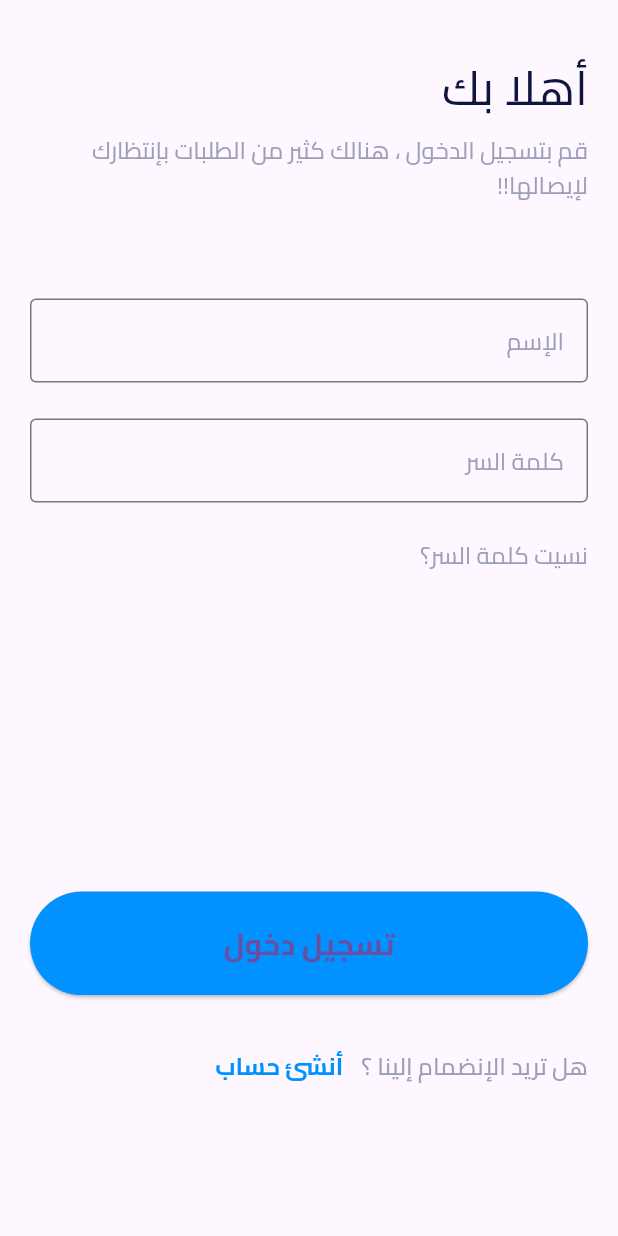
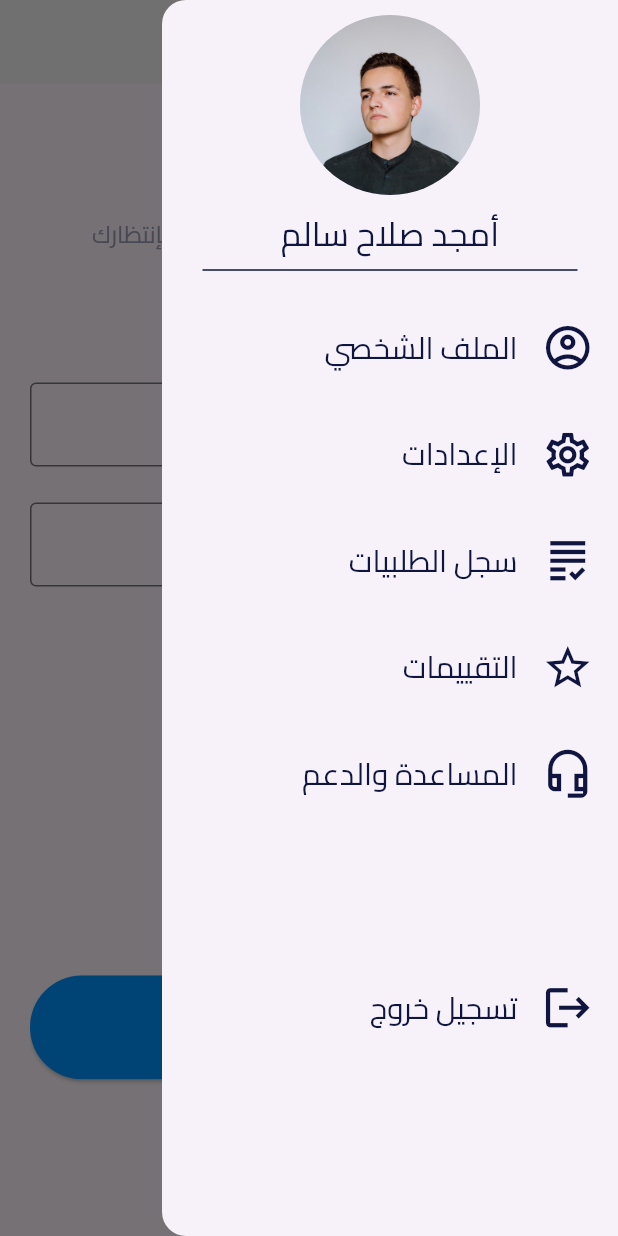
Before and after one commit to monzerabdullah/deliver_it_captin, a Flutter app: the screen it shows after launch, with the side drawer open (before the commit the screen has no drawer), on a phone screen of 412 x 824 dp. Run offline on Flutter 3.47's test engine with Material 3 defaults, Android fonts, the phone set to English and light mode, and no system bars; our stand-ins replace dotted_border, flutter_svg, smooth_page_indicator.

Commit message:
navigation drawer is created

```diff
--- a/lib/main.dart
+++ b/lib/main.dart
@@ -1,5 +1,6 @@
 import 'package:deliver_it_captin/constants.dart';
 import 'package:deliver_it_captin/views/login_view.dart';
+import 'package:deliver_it_captin/widgets/nav_drawer.dart';
 import 'package:flutter/material.dart';
 
 void main() {
@@ -14,7 +15,16 @@ class MyApp extends StatelessWidget {
     return MaterialApp(
       title: 'Deliver It Captin',
       debugShowCheckedModeBanner: false,
-      home: const LoginView(),
+      home: Directionality(
+        textDirection: TextDirection.rtl,
+        child: Scaffold(
+          appBar: AppBar(
+            title: const Text('الرئيسية'),
+          ),
+          body: const LoginView(),
+          drawer: const NavDrawer(),
+        ),
+      ),
       theme: ThemeData(
         inputDecorationTheme: const InputDecorationTheme(
           focusedBorder: OutlineInputBorder(
@@ -22,6 +32,17 @@ class MyApp extends StatelessWidget {
           ),
         ),
         textSelectionTheme: const TextSelectionThemeData(cursorColor: kPrimary),
+        appBarTheme: AppBarTheme(
+          backgroundColor: Colors.grey[100],
+          titleTextStyle: const TextStyle(
+            color: kPrimaryText,
+            fontFamily: 'Cairo',
+            fontSize: 20.0,
+          ),
+          iconTheme: const IconThemeData(
+            color: kPrimaryText,
+          ),
+        ),
       ),
     );
   }
--- /dev/null
+++ b/lib/widgets/nav_drawer.dart
@@ -0,0 +1,162 @@
+import 'package:deliver_it_captin/constants.dart';
+import 'package:flutter/material.dart';
+
+class NavDrawer extends StatelessWidget {
+  const NavDrawer({
+    super.key,
+  });
+
+  @override
+  Widget build(BuildContext context) {
+    return Drawer(
+      child: ListView(
+        children: const [
+          Column(
+            children: [
+              SizedBox(
+                height: 10,
+              ),
+              CircleAvatar(
+                backgroundImage: AssetImage('images/imgs/ali.jpg'),
+                radius: 60.0,
+              ),
+              SizedBox(
+                height: 10,
+              ),
+              Text(
+                'أمجد صلاح سالم',
+                style: TextStyle(
+                  fontFamily: 'Cairo',
+                  fontSize: 22.0,
+                  color: kPrimaryText,
+                ),
+              ),
+              Padding(
+                padding: EdgeInsets.all(8.0),
+                child: SizedBox(
+                  width: 250,
+                  child: Divider(
+                    color: kPrimaryText,
+                    height: 2,
+                  ),
+                ),
+              ),
+            ],
+          ),
+          SizedBox(
+            height: 15,
+          ),
+          ListTile(
+            leading: Icon(
+              Icons.account_circle_outlined,
+              color: kPrimaryText,
+              size: 35,
+            ),
+            title: Text(
+              'الملف الشخصي',
+              style: TextStyle(
+                fontFamily: 'Cairo',
+                color: kPrimaryText,
+                fontSize: 20.0,
+              ),
+            ),
+          ),
+          SizedBox(
+            height: 15,
+          ),
+          ListTile(
+            leading: Icon(
+              Icons.settings_outlined,
+              color: kPrimaryText,
+              size: 35,
+            ),
+            title: Text(
+              'الإعدادات',
+              style: TextStyle(
+                fontFamily: 'Cairo',
+                color: kPrimaryText,
+                fontSize: 20.0,
+              ),
+            ),
+          ),
+          SizedBox(
+            height: 15,
+          ),
+          ListTile(
+            leading: Icon(
+              Icons.grading,
+              color: kPrimaryText,
+              size: 35,
+            ),
+            title: Text(
+              'سجل الطلبيات',
+              style: TextStyle(
+                fontFamily: 'Cairo',
+                color: kPrimaryText,
+                fontSize: 20.0,
+              ),
+            ),
+          ),
+          SizedBox(
+            height: 15,
+          ),
+          ListTile(
+            leading: Icon(
+              Icons.star_border_outlined,
+              color: kPrimaryText,
+              size: 35,
+            ),
+            title: Text(
+              'التقييمات',
+              style: TextStyle(
+                fontFamily: 'Cairo',
+                color: kPrimaryText,
+                fontSize: 20.0,
+              ),
+            ),
+          ),
+          SizedBox(
+            height: 15,
+          ),
+          ListTile(
+            leading: Icon(
+              Icons.headset_mic_outlined,
+              color: kPrimaryText,
+              size: 35,
+            ),
+            title: Text(
+              'المساعدة والدعم',
+              style: TextStyle(
+                fontFamily: 'Cairo',
+                color: kPrimaryText,
+                fontSize: 20.0,
+              ),
+            ),
+          ),
+          SizedBox(
+            height: 100,
+          ),
+          Directionality(
+            textDirection: TextDirection.rtl,
+            child: ListTile(
+              leading: Icon(
+                Icons.logout,
+                color: kPrimaryText,
+                size: 35,
+                textDirection: TextDirection.rtl,
+              ),
+              title: Text(
+                'تسجيل خروج',
+                style: TextStyle(
+                  fontFamily: 'Cairo',
+                  color: kPrimaryText,
+                  fontSize: 20.0,
+                ),
+              ),
+            ),
+          ),
+        ],
+      ),
+    );
+  }
+}
```
